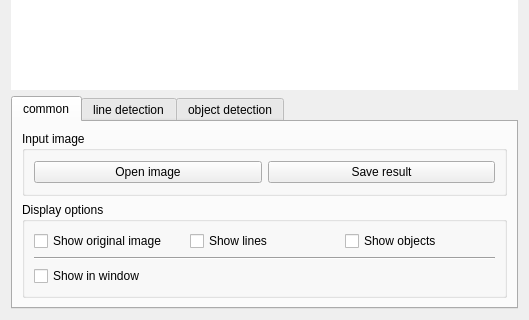
Qt form app/form/algorithmcontrolwidget.ui (FormSeher/formseher) before a commit; both pictures show x 0 to 529 and y 221 to 541 of the 529 by 541 pixel window.
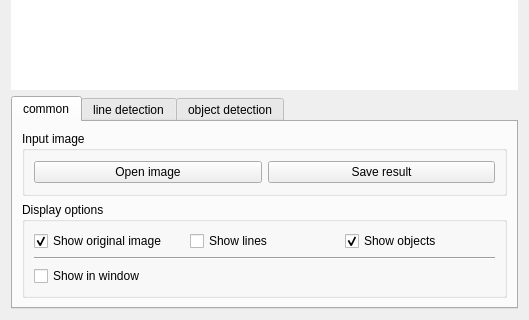
The same form after that commit. The open tabs and pages were chosen to show the change.

Commit message: Some mini changes in AlgorithmControlWidget form.

```diff
--- a/app/form/algorithmcontrolwidget.ui
+++ b/app/form/algorithmcontrolwidget.ui
@@ -462,6 +462,12 @@
    </item>
    <item>
     <widget class="QTabWidget" name="tabWidget">
+     <property name="tabPosition">
+      <enum>QTabWidget::North</enum>
+     </property>
+     <property name="tabShape">
+      <enum>QTabWidget::Rounded</enum>
+     </property>
      <property name="currentIndex">
       <number>2</number>
      </property>
@@ -511,6 +517,9 @@
             <property name="text">
              <string>Show objects</string>
             </property>
+            <property name="checked">
+             <bool>true</bool>
+            </property>
            </widget>
           </item>
           <item row="0" column="0">
@@ -518,6 +527,9 @@
             <property name="text">
              <string>Show original image</string>
             </property>
+            <property name="checked">
+             <bool>true</bool>
+            </property>
            </widget>
           </item>
           <item row="2" column="0">
```
Left out of the diff: 934 changed lines with no effect on the pictures.
